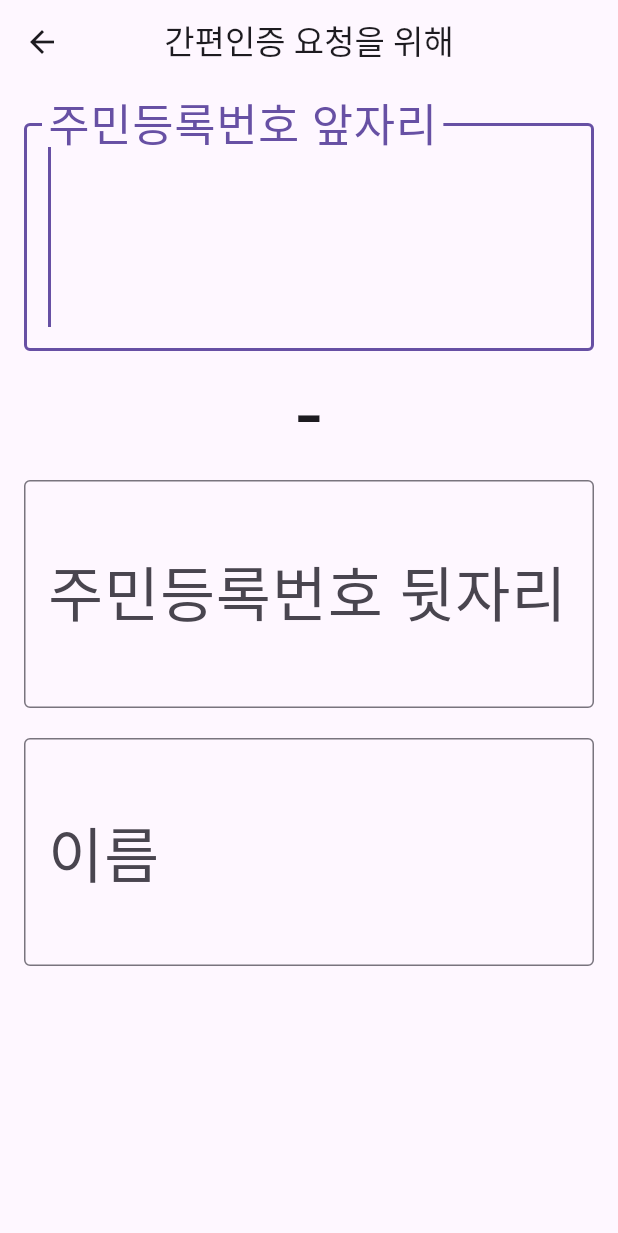
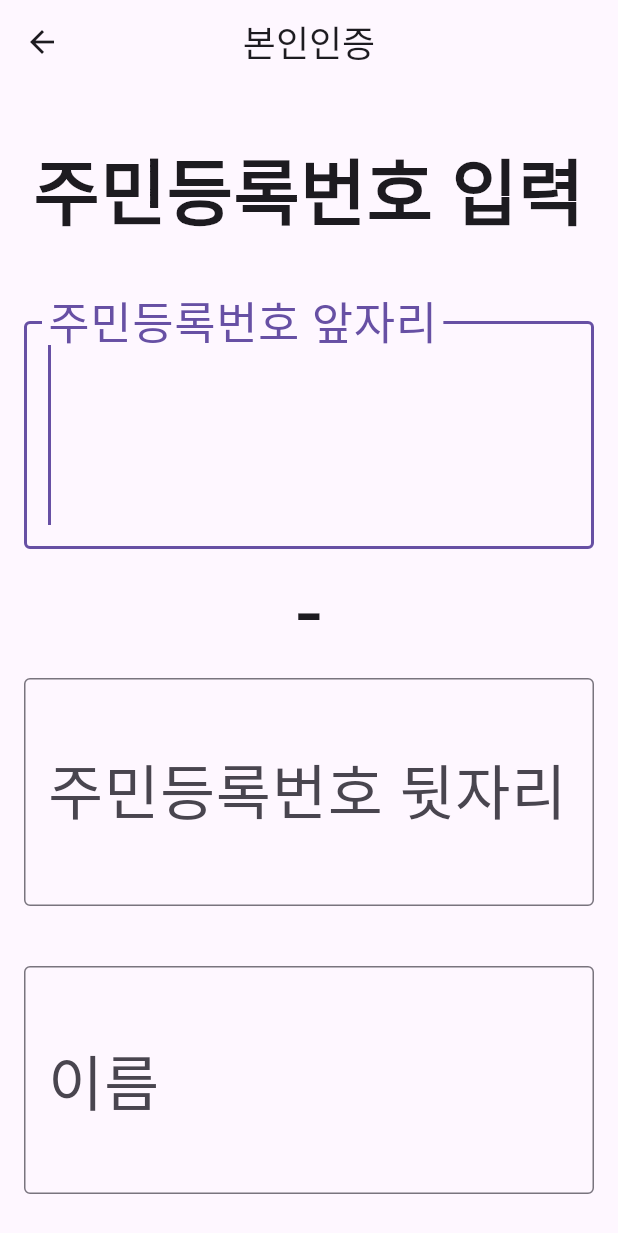
Before and after one commit to PurpleBananass/NMNY, a Flutter app: the ElderPage screen opened by its route, after a tap on "이름 입력 완료", on a phone screen of 412 x 824 dp. Shown: the top 1233 px of the screen. Run offline on Flutter 3.47's test engine with Material 3 defaults, Android fonts, the light colour scheme and no system bars.

Commit message:
feat: Update input field styles and sizes for phone number and RRN

```diff
--- a/lib/screens/elder_page.dart
+++ b/lib/screens/elder_page.dart
@@ -125,11 +125,26 @@ class _ElderPageState extends State<ElderPage> {
     );
   }
 
+  String get _currentInputField {
+    if (_phoneFocusNode.hasFocus) {
+      return '휴대폰 번호 입력';
+    } else if (_rrnFirstFocusNode.hasFocus || _rrnSecondFocusNode.hasFocus) {
+      return '주민등록번호 입력';
+    } else if (_nameFocusNode.hasFocus) {
+      return '이름 입력';
+    } else {
+      return '';
+    }
+  }
+
   @override
   Widget build(BuildContext context) {
     return Scaffold(
       appBar: AppBar(
-        title: Text('간편인증 요청을 위해'),
+        title: Text(
+          "본인인증",
+          style: TextStyle(fontSize: 24),
+        ),
         centerTitle: true,
       ),
       body: SingleChildScrollView(
@@ -137,13 +152,27 @@ class _ElderPageState extends State<ElderPage> {
         child: Column(
           crossAxisAlignment: CrossAxisAlignment.start,
           children: [
-            if (_isRrnEntered)
+            SizedBox(height: 20),
+            Center(
+              child: Text(
+                _currentInputField,
+                style: TextStyle(
+                  fontSize: 48,
+                  fontWeight: FontWeight.bold,
+                ),
+              ),
+            ),
+            SizedBox(height: 40),
+            // 휴대폰 번호
+            if (_isRrnEntered) ...[
               PhoneNumberField(
                 focusNode: _phoneFocusNode,
                 controller: _phoneController,
               ),
+            ],
             SizedBox(height: 10),
-            if (_isNameEntered)
+            // 주민등록번호
+            if (_isNameEntered) ...[
               RrnField(
                 firstFocusNode: _rrnFirstFocusNode,
                 secondFocusNode: _rrnSecondFocusNode,
@@ -152,13 +181,15 @@ class _ElderPageState extends State<ElderPage> {
                 onChanged: _handleRrnInput,
                 onFirstFieldCompleted: _handleRrnFirstFieldCompleted,
               ),
+            ],
+            // 이름
             NameField(
               focusNode: _nameFocusNode,
               controller: _nameController,
               onSubmitted: _handleNameSubmit,
             ),
             SizedBox(height: 20),
-            if (!_isNameEntered)
+            if (!_isNameEntered) ...[
               Center(
                 child: ElevatedButton(
                   onPressed: _handleNameSubmit,
@@ -169,6 +200,7 @@ class _ElderPageState extends State<ElderPage> {
                   child: Text('이름 입력 완료'),
                 ),
               ),
+            ]
           ],
         ),
       ),
--- a/lib/widgets/rrn_field.dart
+++ b/lib/widgets/rrn_field.dart
@@ -64,7 +64,7 @@ class RrnField extends StatelessWidget {
           style: inputTextStyle,
           textAlign: secondFocusNode.hasFocus ? TextAlign.left : TextAlign.center,
         ),
-        SizedBox(height: 20),
+        SizedBox(height: 40),
       ],
     );
   }
```
